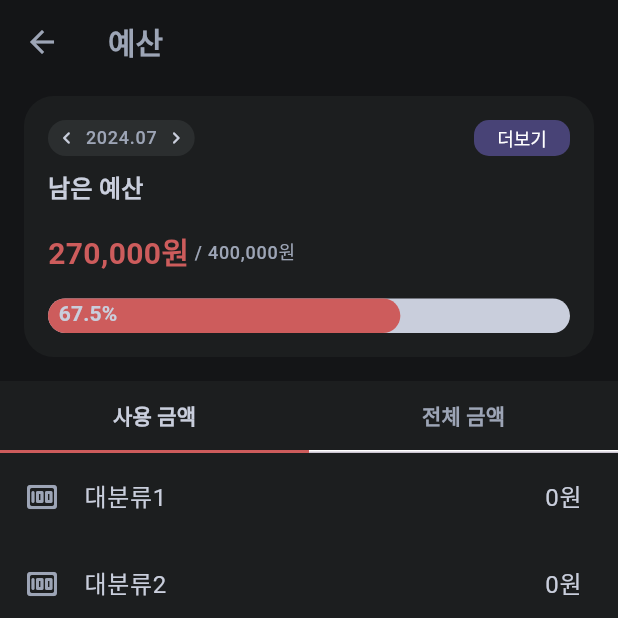
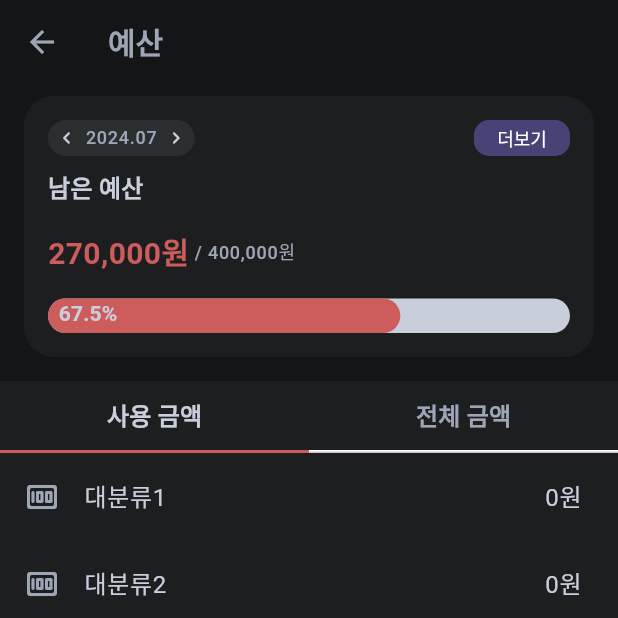
Before and after one commit to jhssong/profitnote, a Flutter app: the BudgetScreen screen opened directly, on a phone screen of 412 x 824 dp, the top half of it. Run offline on Flutter 3.47's test engine with Material 3 defaults, Android fonts, the phone set to English and light mode, and no system bars; our stand-ins replace syncfusion_flutter_charts.

Commit message:
style: Change text style in budget_screen

```diff
--- a/lib/screens/budget/budget_screen.dart
+++ b/lib/screens/budget/budget_screen.dart
@@ -1,7 +1,7 @@
 import 'package:flutter/material.dart';
+import 'package:profitnote/screens/budget/widgets/monthly_budget.dart';
 import 'package:profitnote/style/theme.dart';
-import 'package:profitnote/screens/budget/widgets/monthly_budget.dart';
-import 'package:profitnote/screens/setting/widgets/category_tile.dart';
+import 'package:profitnote/widgets/category_tile.dart';
 
 class BudgetScreen extends StatefulWidget {
   const BudgetScreen({super.key});
@@ -56,7 +56,7 @@ class _BudgetScreenState extends State<BudgetScreen>
                   ),
                 ),
                 indicatorSize: TabBarIndicatorSize.tab,
-                labelColor: ColorTheme.cardText,
+                labelStyle: Theme.of(context).textTheme.titleMedium,
                 unselectedLabelColor: ColorTheme.cardLabelText,
               ),
             ),
@@ -77,7 +77,7 @@ class _BudgetScreenState extends State<BudgetScreen>
                           mainAxisAlignment: MainAxisAlignment.spaceBetween,
                           children: [
                             Text("대분류1",
-                                style: TextStyle(color: ColorTheme.cardText)),
+                                style: Theme.of(context).textTheme.bodyLarge),
                             Text("0원",
                                 style: Theme.of(context).textTheme.bodyLarge),
                           ]),
@@ -116,7 +116,7 @@ class _BudgetScreenState extends State<BudgetScreen>
                           mainAxisAlignment: MainAxisAlignment.spaceBetween,
                           children: [
                             Text("대분류2",
-                                style: TextStyle(color: ColorTheme.cardText)),
+                                style: Theme.of(context).textTheme.bodyLarge),
                             Text("0원",
                                 style: Theme.of(context).textTheme.bodyLarge),
                           ]),
@@ -155,7 +155,7 @@ class _BudgetScreenState extends State<BudgetScreen>
                           mainAxisAlignment: MainAxisAlignment.spaceBetween,
                           children: [
                             Text("대분류3",
-                                style: TextStyle(color: ColorTheme.cardText)),
+                                style: Theme.of(context).textTheme.bodyLarge),
                             Text("0원",
                                 style: Theme.of(context).textTheme.bodyLarge),
                           ]),
```
Also changed, not shown: lib/widgets/category_tile.dart (renamed from lib/screens/setting/widgets/category_tile.dart).
